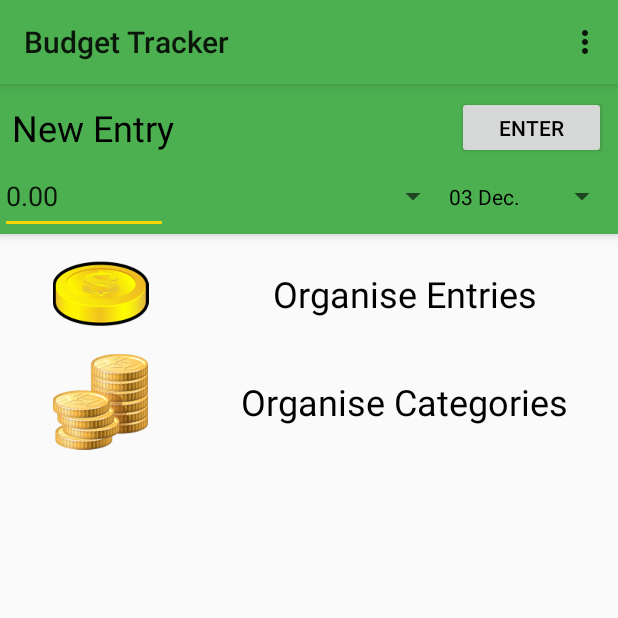
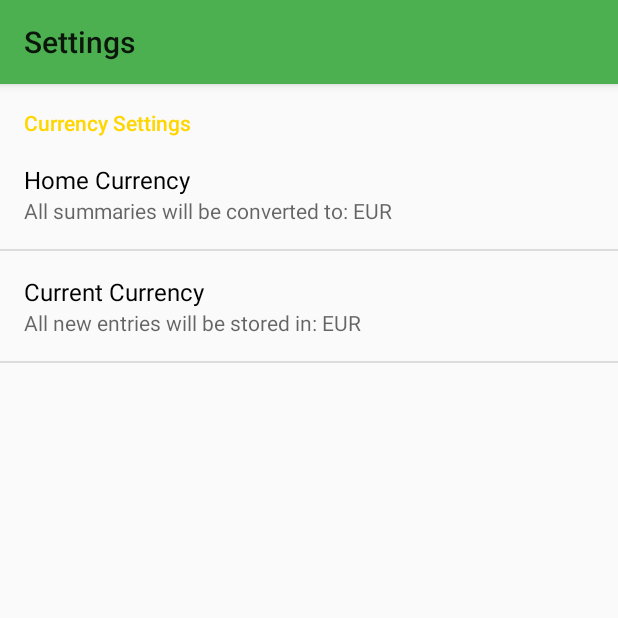
Before and after one commit to deanrobertcook/Android-BudgetTracker, an Android app: the screen it shows after launch (MainActivity before the commit, SettingsActivity after it), in the options menu, after a tap on "Settings", on a phone screen of 412 x 824 dp, the top half of it. Run offline under Robolectric (Android 15) with nearby library versions, the phone set to English and light mode, and no system bars; 1 statement that could not run was skipped.

Commit message:
Move the currency selection list to a new Settings Fragment and also allow selection of a 'home' currency

```diff
--- a/app/src/main/java/org/theronin/budgettracker/pages/entries/AddEntryFragment.java
+++ b/app/src/main/java/org/theronin/budgettracker/pages/entries/AddEntryFragment.java
@@ -1,15 +1,17 @@
 package org.theronin.budgettracker.pages.entries;
 
 import android.app.Fragment;
-import android.app.LoaderManager;
+import android.app.LoaderManager.LoaderCallbacks;
 import android.content.ContentValues;
 import android.content.Context;
 import android.content.CursorLoader;
 import android.content.Loader;
 import android.content.SharedPreferences;
+import android.content.SharedPreferences.OnSharedPreferenceChangeListener;
 import android.database.Cursor;
 import android.net.Uri;
 import android.os.Bundle;
+import android.preference.PreferenceManager;
 import android.text.Editable;
 import android.text.TextWatcher;
 import android.view.KeyEvent;
@@ -23,13 +25,13 @@ import android.widget.Button;
 import android.widget.EditText;
 import android.widget.Spinner;
 import android.widget.TextView;
+import android.widget.TextView.OnEditorActionListener;
 import android.widget.Toast;
 
 import org.theronin.budgettracker.R;
 import org.theronin.budgettracker.comparators.CategoryAlphabeticalComparator;
 import org.theronin.budgettracker.comparators.CategoryFrequencyComparator;
 import org.theronin.budgettracker.data.BudgetContract.CategoriesView;
-import org.theronin.budgettracker.data.BudgetContract.CurrenciesTable;
 import org.theronin.budgettracker.data.BudgetContract.EntriesView;
 import org.theronin.budgettracker.model.Category;
 import org.theronin.budgettracker.model.Currency;
@@ -39,24 +41,26 @@ import org.theronin.budgettracker.utils.DateUtils;
 import org.theronin.budgettracker.utils.MoneyUtils;
 
 import java.util.ArrayList;
+import java.util.Arrays;
 import java.util.Collections;
 import java.util.Comparator;
 import java.util.Date;
 import java.util.List;
 
 public class AddEntryFragment extends Fragment implements DatePickerFragment.Container,
-        TextView.OnEditorActionListener,
+        OnEditorActionListener,
         TextWatcher,
-        LoaderManager.LoaderCallbacks<Cursor> {
+        LoaderCallbacks<Cursor>,
+        OnSharedPreferenceChangeListener {
 
     private static final String TAG = AddEntryFragment.class.getName();
 
-    private static final int CURRENCY_LOADER_ID = 0;
-    private static final int CATEGORY_LOADER_ID = 1;
+    private static final int CATEGORY_LOADER_ID = 0;
 
-    private Spinner currencySpinner;
-    private CurrencySymbolSpinnerAdapter currencySymbolSpinnerAdapter;
-    private Currency lastSelectedCurrency;
+    private SharedPreferences preferences;
+
+    private TextView currencyCodeTextView;
+    private TextView currencySymbolTextView;
 
     private Button confirmEntryButton;
 
@@ -73,7 +77,6 @@ public class AddEntryFragment extends Fragment implements DatePickerFragment.Con
     @Override
     public void onCreate(Bundle savedInstanceState) {
         super.onCreate(savedInstanceState);
-        getLoaderManager().initLoader(CURRENCY_LOADER_ID, null, this);
         getLoaderManager().initLoader(CATEGORY_LOADER_ID, null, this);
     }
 
@@ -82,13 +85,14 @@ public class AddEntryFragment extends Fragment implements DatePickerFragment.Con
             savedInstanceState) {
         View rootView = inflater.inflate(R.layout.fragment__add_entry, container, false);
 
-        currencySpinner = (Spinner) rootView.findViewById(R.id.spn__currency_symbol);
-        currencySymbolSpinnerAdapter = new CurrencySymbolSpinnerAdapter();
-        currencySpinner.setAdapter(currencySymbolSpinnerAdapter);
-
-        SharedPreferences preferences = getActivity()
-                .getSharedPreferences(getString(R.string.shared_preferences_key), Context.MODE_PRIVATE);
-
+        View currencyDisplayLayout = rootView.findViewById(R.id.ll__currency_layout);
+        currencyCodeTextView = (TextView) currencyDisplayLayout.findViewById(
+                R.id.tv__list_item__currency__code);
+        currencySymbolTextView = (TextView) currencyDisplayLayout.findViewById(
+                R.id.tv__list_item__currency__symbol);
+        preferences = PreferenceManager.getDefaultSharedPreferences(getActivity());
+        preferences.registerOnSharedPreferenceChangeListener(this);
+        updateCurrencyDisplay(preferences);
 
         confirmEntryButton = (Button) rootView.findViewById(R.id.btn__add_entry_confirm);
         confirmEntryButton.setOnClickListener(new View.OnClickListener() {
@@ -117,6 +121,32 @@ public class AddEntryFragment extends Fragment implements DatePickerFragment.Con
         });
 
         return rootView;
+    }
+
+    private void updateCurrencyDisplay(SharedPreferences sharedPreferences) {
+        String defaultCurrency = getString(R.string.pref_currency_default);
+        String currentCurrencyKey = getString(R.string.pref_current_currency_key);
+
+        String[] currencyCodes = getResources().getStringArray(R.array.currency_codes);
+        String[] currencySymbols = getResources().getStringArray(R.array.currency_symbols);
+
+        String currencyCode = sharedPreferences.getString(currentCurrencyKey, defaultCurrency);
+        int index = Arrays.asList(currencyCodes).indexOf(currencyCode);
+
+        String currencySymbol = currencySymbols[index];
+        currencyCodeTextView.setText(currencyCode);
+        currencySymbolTextView.setText(currencySymbol);
+    }
+
+    @Override
+    public void onStop() {
+        preferences.unregisterOnSharedPreferenceChangeListener(this);
+        super.onStop();
+    }
+
+    @Override
+    public void onSharedPreferenceChanged(SharedPreferences sharedPreferences, String key) {
+        updateCurrencyDisplay(sharedPreferences);
     }
 
     private void setAmountEditText(long amount) {
@@ -162,14 +192,12 @@ public class AddEntryFragment extends Fragment implements DatePickerFragment.Con
 
         lastSelectedCategory = categorySpinnerAdapter.getCategory(categorySpinner
                 .getSelectedItemPosition());
-        lastSelectedCurrency = currencySymbolSpinnerAdapter.getCurrency(currencySpinner
-                .getSelectedItemPosition());
 
         ContentValues values = new Entry(
                 currentSelectedUtcTime,
                 amount,
                 lastSelectedCategory,
-                lastSelectedCurrency
+                new Currency(currencyCodeTextView.getText().toString())
         ).toValues();
 
         Uri uri = getActivity().getContentResolver().insert(EntriesView.CONTENT_URI, values);
@@ -192,10 +220,6 @@ public class AddEntryFragment extends Fragment implements DatePickerFragment.Con
 
     @Override
     public void onDestroyView() {
-        this.currencySpinner = null;
-        this.confirmEntryButton = null;
-        this.categorySpinner = null;
-
         super.onDestroyView();
     }
 
@@ -241,13 +265,6 @@ public class AddEntryFragment extends Fragment implements DatePickerFragment.Con
     @Override
     public Loader<Cursor> onCreateLoader(int id, Bundle args) {
         switch (id) {
-            case CURRENCY_LOADER_ID:
-                return new CursorLoader(
-                        getActivity(),
-                        CurrenciesTable.CONTENT_URI,
-                        CurrenciesTable.PROJECTION,
-                        null, null, CurrenciesTable._ID + " ASC"
-                );
             case CATEGORY_LOADER_ID:
                 return new CursorLoader(
                         getActivity(),
@@ -263,32 +280,11 @@ public class AddEntryFragment extends Fragment implements DatePickerFragment.Con
     @Override
     public void onLoadFinished(Loader<Cursor> loader, Cursor data) {
         switch (loader.getId()) {
-            case CURRENCY_LOADER_ID:
-                updateCurrencySymbols(data);
-                break;
             case CATEGORY_LOADER_ID:
                 updateCategories(data);
                 break;
             default:
                 throw new RuntimeException("Unrecognised loader id");
-        }
-    }
-
-    private void updateCurrencySymbols(Cursor data) {
-        List<Currency> currencies = new ArrayList<>();
-        while (data.moveToNext()) {
-            currencies.add(Currency.fromCursor(data));
-        }
-
-        currencySymbolSpinnerAdapter.addAll(currencies);
-
-        if (lastSelectedCurrency != null) {
-            int lastSelectedCurrencyNewPosition = currencySymbolSpinnerAdapter.getPosition
-                    (lastSelectedCurrency);
-            currencySpinner.setSelection(lastSelectedCurrencyNewPosition);
-            //If you don't set this back to null, then there are cases where the
-            //lastSelectedCurrency gets out of date.
-            lastSelectedCurrency = null;
         }
     }
 
@@ -313,9 +309,6 @@ public class AddEntryFragment extends Fragment implements DatePickerFragment.Con
     @Override
     public void onLoaderReset(Loader<Cursor> loader) {
         switch (loader.getId()) {
-            case CURRENCY_LOADER_ID:
-                currencySymbolSpinnerAdapter.clear();
-                break;
             case CATEGORY_LOADER_ID:
                 categorySpinnerAdapter.clear();
                 break;
@@ -471,70 +464,4 @@ public class AddEntryFragment extends Fragment implements DatePickerFragment.Con
             //prevent sorting of the parent class
         }
     }
-
-    private class CurrencySymbolSpinnerAdapter extends ArrayAdapter<String> {
-
-        List<Currency> currencies;
-
-        public CurrencySymbolSpinnerAdapter() {
-            super(getActivity(), 0);
-        }
-
-        public void addAll(List<Currency> currencies) {
-            this.currencies = currencies;
-
-            super.clear();
-            super.addAll(getSymbols());
-            super.notifyDataSetChanged();
-        }
-
-        @Override
-        public View getView(int position, View convertView, ViewGroup parent) {
-            return createCurrencyView(position, convertView, parent);
-        }
-
-        @Override
-        public View getDropDownView(int position, View convertView, ViewGroup parent) {
-            convertView = createCurrencyView(position, convertView, parent);
-
-            if (position == currencySpinner.getSelectedItemPosition()) {
-                convertView.setBackgroundColor(getResources().getColor(R.color.primary_light));
-            }
-
-            return convertView;
-        }
-
-        private View createCurrencyView(int position, View convertView, ViewGroup parent) {
-            if (convertView == null) {
-                LayoutInflater inflater = LayoutInflater.from(getContext());
-                convertView = inflater.inflate(R.layout.list_item_currency,
-                        parent, false);
-            }
-            TextView symbolTextView = (TextView) convertView.findViewById(
-                    R.id.tv__list_item__currency__symbol);
-            TextView codeTextView = (TextView) convertView.findViewById(
-                    R.id.tv__list_item__currency__code);
-
-            Currency currency = getCurrency(position);
-            symbolTextView.setText(currency.symbol);
-            codeTextView.setText(currency.code);
-            return convertView;
-        }
-
-        private List<String> getSymbols() {
-            List<String> symbols = new ArrayList<>();
-            for (Currency currency : currencies) {
-                symbols.add(currency.symbol);
-            }
-            return symbols;
-        }
-
-        public Currency getCurrency(int position) {
-            return currencies.get(position);
-        }
-
-        public int getPosition(Currency currency) {
-            return currencies.indexOf(currency);
-        }
-    }
 }
--- a/app/src/main/java/org/theronin/budgettracker/pages/main/MainActivity.java
+++ b/app/src/main/java/org/theronin/budgettracker/pages/main/MainActivity.java
@@ -18,6 +18,7 @@ import org.theronin.budgettracker.model.Entry;
 import org.theronin.budgettracker.model.ExchangeRate;
 import org.theronin.budgettracker.pages.categories.CategoriesActivity;
 import org.theronin.budgettracker.pages.entries.EntriesActivity;
+import org.theronin.budgettracker.pages.settings.SettingsActivity;
 import org.theronin.budgettracker.task.ExchangeRateDownloadAgent;
 import org.theronin.budgettracker.task.FileBackupAgent;
 
@@ -53,6 +54,7 @@ public class MainActivity extends FragmentActivity implements
 
         switch (id) {
             case R.id.action_settings:
+                showSettings();
                 return true;
             case R.id.action_backup:
                 backupEntries();
@@ -63,6 +65,11 @@ public class MainActivity extends FragmentActivity implements
         }
 
         return super.onOptionsItemSelected(item);
+    }
+
+    private void showSettings() {
+        Intent settingsIntent = new Intent(this, SettingsActivity.class);
+        startActivity(settingsIntent);
     }
 
     private void backupEntries() {
--- /dev/null
+++ b/app/src/main/java/org/theronin/budgettracker/pages/settings/SettingsActivity.java
@@ -0,0 +1,31 @@
+package org.theronin.budgettracker.pages.settings;
+
+import android.app.Activity;
+import android.content.SharedPreferences;
+import android.content.SharedPreferences.OnSharedPreferenceChangeListener;
+import android.os.Bundle;
+import android.preference.PreferenceManager;
+import android.util.Log;
+
+public class SettingsActivity extends Activity
+        implements OnSharedPreferenceChangeListener {
+    private static final String TAG = SettingsActivity.class.getName();
+
+    @Override
+    protected void onCreate(Bundle savedInstanceState) {
+        super.onCreate(savedInstanceState);
+        getFragmentManager().beginTransaction()
+                .replace(android.R.id.content, new SettingsFragment())
+                .commit();
+
+        PreferenceManager.getDefaultSharedPreferences(this)
+                .registerOnSharedPreferenceChangeListener(this);
+    }
+
+    @Override
+    public void onSharedPreferenceChanged(SharedPreferences sharedPreferences, String key) {
+        Log.d("STUFF", "SharedPreferences changed: " + key);
+    }
+
+
+}
--- /dev/null
+++ b/app/src/main/java/org/theronin/budgettracker/pages/settings/SettingsFragment.java
@@ -0,0 +1,54 @@
+package org.theronin.budgettracker.pages.settings;
+
+import android.os.Bundle;
+import android.preference.ListPreference;
+import android.preference.Preference;
+import android.preference.Preference.OnPreferenceChangeListener;
+import android.preference.PreferenceFragment;
+
+import org.theronin.budgettracker.R;
+
+public class SettingsFragment extends PreferenceFragment
+        implements OnPreferenceChangeListener {
+
+    public static final String TAG = SettingsFragment.class.getName();
+
+    private ListPreference homeCurrencyPreference;
+    private ListPreference currentCurrencyPreference;
+
+    @Override
+    public void onCreate(Bundle savedInstanceState) {
+        super.onCreate(savedInstanceState);
+        addPreferencesFromResource(R.xml.preferences);
+
+        homeCurrencyPreference = (ListPreference) findPreference(getString(R.string.pref_home_currency_key));
+        updateHomeCurrencyPreferenceSummary(homeCurrencyPreference.getValue());
+        homeCurrencyPreference.setOnPreferenceChangeListener(this);
+
+        currentCurrencyPreference = (ListPreference) findPreference(getString(R.string.pref_current_currency_key));
+        updateCurrentCurrencyPreferenceSummary(currentCurrencyPreference.getValue());
+        currentCurrencyPreference.setOnPreferenceChangeListener(this);
+    }
+
+    @Override
+    public boolean onPreferenceChange(Preference preference, Object newValue) {
+
+        if (preference.getKey().equals(homeCurrencyPreference.getKey())) {
+            updateHomeCurrencyPreferenceSummary((String) newValue);
+        } else if (preference.getKey().equals(currentCurrencyPreference.getKey())) {
+            updateCurrentCurrencyPreferenceSummary((String) newValue);
+        }
+
+        return true;
+    }
+
+    private void updateHomeCurrencyPreferenceSummary(String newValue) {
+        String summary = String.format(getString(R.string.pref_home_currency_summary), newValue);
+        homeCurrencyPreference.setSummary(summary);
+    }
+
+    private void updateCurrentCurrencyPreferenceSummary(String newValue) {
+        String summary = String.format(getString(R.string.pref_current_currency_summary), newValue);
+        currentCurrencyPreference.setSummary(summary);
+    }
+}
--- a/app/src/main/res/layout/fragment__add_entry.xml
+++ b/app/src/main/res/layout/fragment__add_entry.xml
@@ -36,11 +36,15 @@
         android:layout_height="0dp"
         android:layout_weight="1">
 
-        <Spinner
-            android:id="@+id/spn__currency_symbol"
-            style="@style/CurrencySpinnerStyle"
+        <LinearLayout
+            android:id="@+id/ll__currency_layout"
             android:layout_width="wrap_content"
-            android:layout_height="match_parent"/>
+            android:layout_height="match_parent"
+            android:padding="@dimen/padding_single">
+
+            <include layout="@layout/currency_display"/>
+
+        </LinearLayout>
 
         <EditText
             android:id="@+id/et__entry_amount"
--- a/app/src/main/res/menu/menu_main.xml
+++ b/app/src/main/res/menu/menu_main.xml
@@ -6,7 +6,7 @@
     <item
         android:id="@+id/action_settings"
         android:orderInCategory="100"
-        android:title="@string/action_settings"
+        android:title="@string/settings_activity"
         app:showAsAction="never"/>
 
     <item
--- a/app/src/main/res/values/currencies.xml
+++ b/app/src/main/res/values/currencies.xml
@@ -46,4 +46,27 @@
         <item>$</item>
         <item>\u20B9</item>
     </array>
+
+    <array name="currency_names">
+        <item>United States Dollar</item>
+        <item>Euro</item>
+        <item>Japanese Yen</item>
+        <item>British Pound Sterling</item>
+        <item>Australian Dollar</item>
+        <item>Swiss Franc</item>
+        <item>Canadian Dollar</item>
+        <item>Mexican Peso</item>
+        <item>Chinese Yuan</item>
+        <item>New Zealand Dollar</item>
+        <item>Swedish Krona</item>
+        <item>Aruban Florin</item>
+        <item>Hong Kong Dollar</item>
+        <item>Norwegian Krone</item>
+        <item>Singapore Dollar</item>
+        <item>Turkish Lira</item>
+        <item>South Korean Won</item>
+        <item>South African Rand</item>
+        <item>Brazilian Real</item>
+        <item>Indian Rupee</item>
+    </array>
 </resources>
--- a/app/src/main/res/values/strings.xml
+++ b/app/src/main/res/values/strings.xml
@@ -3,7 +3,18 @@
 
     <string name="shared_preferences_key">org.theronin.budgettracker.PREFERENCES</string>
 
-    <string name="action_settings">Settings</string>
+    <string name="prefcat_currency_title">Currency Settings</string>
+
+    <string name="pref_home_currency_key">home_currency</string>
+    <string name="pref_home_currency_title">Home Currency</string>
+    <string name="pref_home_currency_summary">All summaries will be converted to: %s</string>
+    <string name="pref_currency_default">EUR</string>
+
+    <string name="pref_current_currency_key">current_currency</string>
+    <string name="pref_current_currency_title">Current Currency</string>
+    <string name="pref_current_currency_summary">All new entries will be stored in: %s</string>
+
+    <string name="settings_activity">Settings</string>
 
     <string name="entries_activity">Entries</string>
     <string name="categories_activity">Categories</string>
--- a/app/src/main/res/values/styles.xml
+++ b/app/src/main/res/values/styles.xml
@@ -28,7 +28,7 @@
         <item name="android:gravity">center_vertical</item>
     </style>
 
-    <style name="CurrencySpinnerStyle" parent="@android:style/Widget.Material.EditText">
+    <style name="CurrencyDisplayStyle" parent="@android:style/Widget.Material.EditText">
         <item name="android:textSize">@dimen/font_size_medium</item>
         <item name="android:background">@color/primary</item>
     </style>
--- a/app/src/main/res/xml/preferences.xml
+++ b/app/src/main/res/xml/preferences.xml
@@ -1,4 +1,20 @@
 <?xml version="1.0" encoding="utf-8"?>
 <PreferenceScreen xmlns:android="http://schemas.android.com/apk/res/android">
-
+    <PreferenceCategory
+        android:title="@string/prefcat_currency_title">
+        <ListPreference
+            android:key="@string/pref_home_currency_key"
+            android:title="@string/pref_home_currency_title"
+            android:summary="@string/pref_home_currency_summary"
+            android:defaultValue="@string/pref_currency_default"
+            android:entries="@array/currency_names"
+            android:entryValues="@array/currency_codes"/>
+        <ListPreference
+            android:key="@string/pref_current_currency_key"
+            android:title="@string/pref_current_currency_title"
+            android:summary="@string/pref_current_currency_summary"
+            android:defaultValue="@string/pref_currency_default"
+            android:entries="@array/currency_names"
+            android:entryValues="@array/currency_codes"/>
+    </PreferenceCategory>
 </PreferenceScreen>
```
Also changed, not shown: app/src/main/AndroidManifest.xml (+9 -0 lines).
